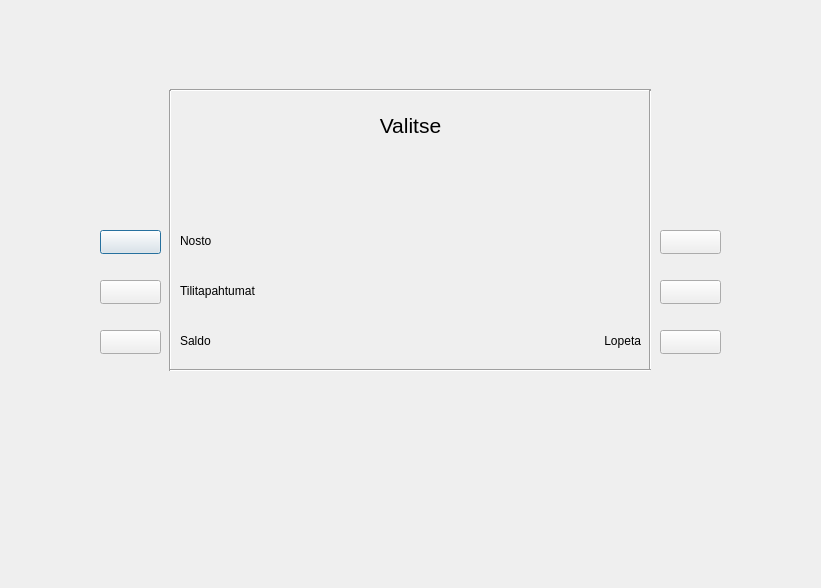
Before: the Qt Designer form bank-automat/bankwindow.ui in darkkeri/Bank-automat, drawn with Qt 5.
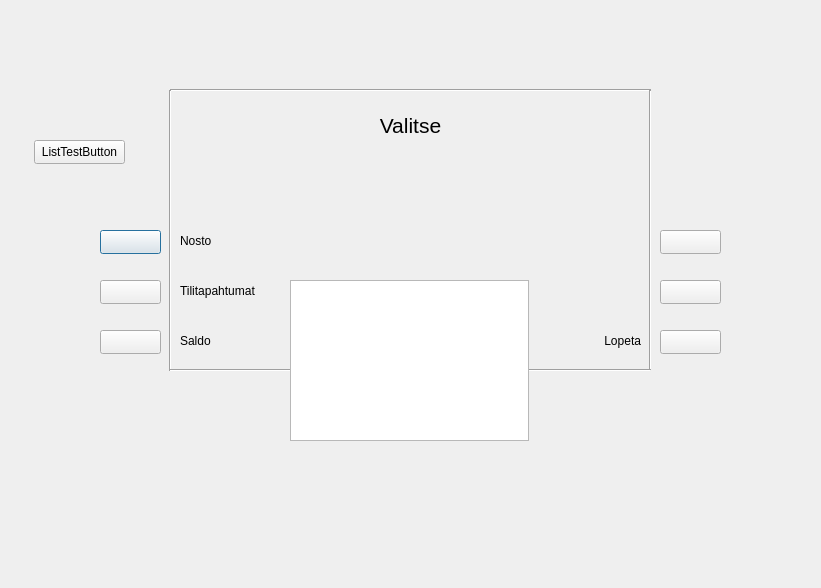
After: the same form once the commit is applied.

Commit message: Started QList implementation

What changed in the file:
```diff
--- a/bank-automat/bankwindow.ui
+++ b/bank-automat/bankwindow.ui
@@ -118,7 +118,7 @@
      <x>289</x>
      <y>190</y>
      <width>241</width>
-     <height>161</height>
+     <height>183</height>
     </rect>
    </property>
    <layout class="QVBoxLayout" name="verticalLayout">
@@ -298,6 +298,29 @@
     <enum>Qt::Horizontal</enum>
    </property>
   </widget>
+  <widget class="QTableView" name="logsTableView">
+   <property name="geometry">
+    <rect>
+     <x>290</x>
+     <y>280</y>
+     <width>239</width>
+     <height>161</height>
+    </rect>
+   </property>
+  </widget>
+  <widget class="QPushButton" name="pushButton">
+   <property name="geometry">
+    <rect>
+     <x>34</x>
+     <y>140</y>
+     <width>91</width>
+     <height>24</height>
+    </rect>
+   </property>
+   <property name="text">
+    <string>ListTestButton</string>
+   </property>
+  </widget>
  </widget>
  <resources/>
  <connections/>
```
The commit also changes 9 other files.
